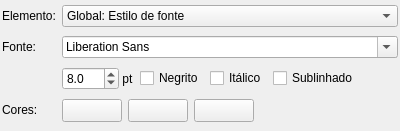
Before: the Qt Designer form pgmodeler_ui/ui/confaparenciawidget.ui in erdincay/pgmodeler-old, drawn with Qt 5.
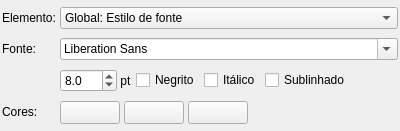
After: the same form once the commit is applied.

What changed in the file:
```diff
--- a/pgmodeler_ui/ui/confaparenciawidget.ui
+++ b/pgmodeler_ui/ui/confaparenciawidget.ui
@@ -17,6 +17,9 @@
    <property name="margin">
     <number>2</number>
    </property>
+   <property name="spacing">
+    <number>4</number>
+   </property>
    <item row="0" column="0">
     <widget class="QLabel" name="elemento_lbl">
      <property name="sizePolicy">
```
